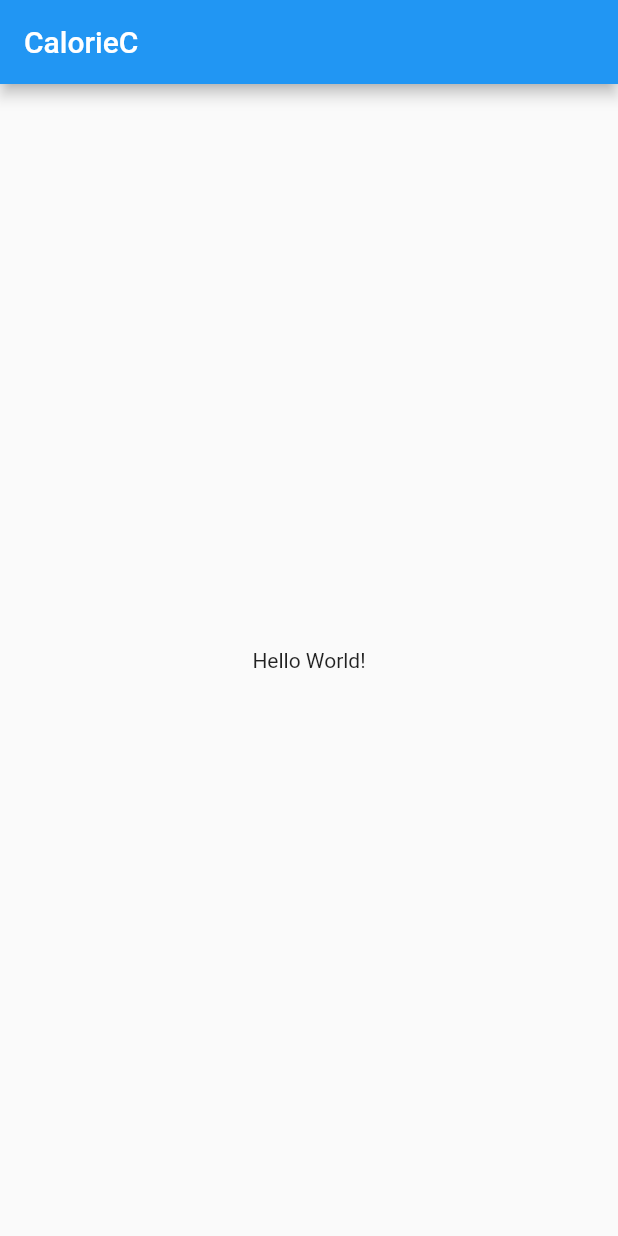
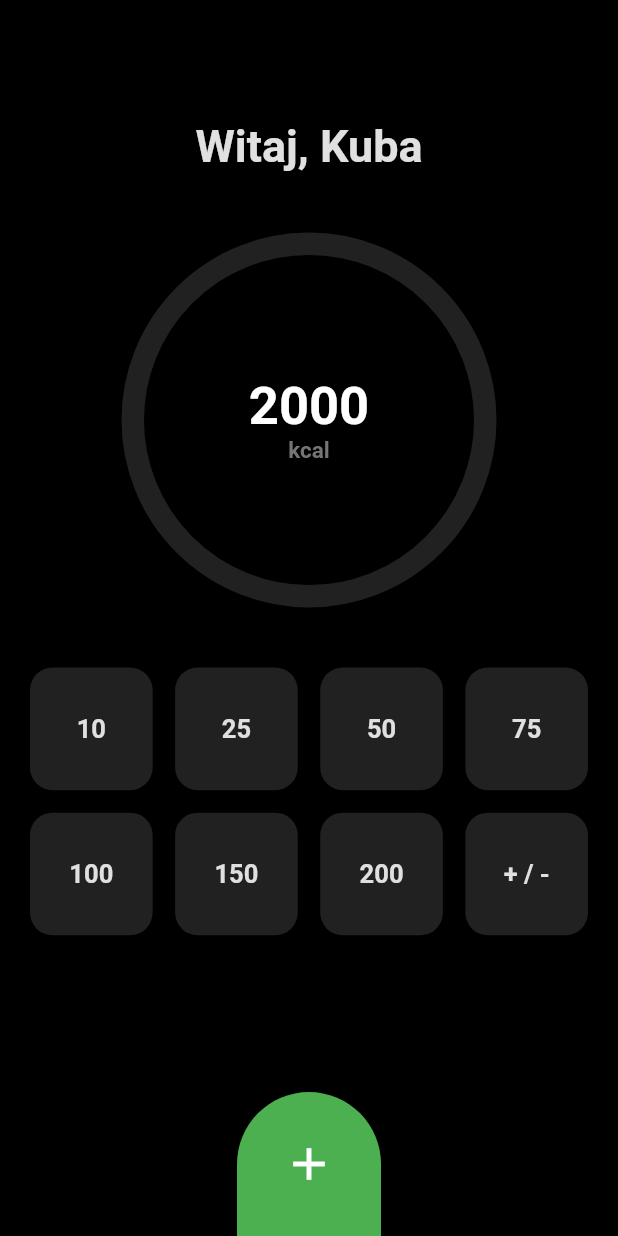
Before and after one commit to jakubjaran/caloriec, a Flutter app: the screen it shows after launch, on a phone screen of 412 x 824 dp. Run offline on Flutter 3.47's test engine with Material 2 defaults, Android fonts, the light colour scheme and no system bars; drawn by our look-alikes of percent_indicator.

Commit message:
Basic layout

```diff
--- a/lib/main.dart
+++ b/lib/main.dart
@@ -1,4 +1,5 @@
 import 'package:flutter/material.dart';
+import 'package:percent_indicator/circular_percent_indicator.dart';
 
 void main() {
   runApp(const MyApp());
@@ -8,9 +9,27 @@ class MyApp extends StatelessWidget {
   const MyApp({Key? key}) : super(key: key);
   @override
   Widget build(BuildContext context) {
-    return const MaterialApp(
+    return MaterialApp(
       title: 'CalorieC',
-      home: MyHomePage(),
+      theme: ThemeData(
+        brightness: Brightness.dark,
+        colorScheme: ColorScheme(
+          brightness: Brightness.dark,
+          primary: Colors.green,
+          secondary: Colors.green,
+          background: Colors.black,
+          surface: Colors.grey[900]!,
+          error: Colors.red,
+          onPrimary: Colors.white,
+          onSecondary: Colors.white,
+          onBackground: Colors.white,
+          onSurface: Colors.white,
+          onError: Colors.white,
+          primaryVariant: Colors.greenAccent,
+          secondaryVariant: Colors.greenAccent,
+        ),
+      ),
+      home: const MyHomePage(),
     );
   }
 }
@@ -23,14 +42,160 @@ class MyHomePage extends StatefulWidget {
 }
 
 class _MyHomePageState extends State<MyHomePage> {
+  bool _isAdding = true;
+
+  int _counterValue = 0;
+
+  final int _maxCalories = 2000;
+
+  void toggleAdding(_) {
+    setState(() {
+      _isAdding = !_isAdding;
+    });
+  }
+
+  void addCalories(int val) {
+    setState(() {
+      _isAdding ? _counterValue += val : _counterValue -= val;
+      _counterValue < 0 ? _counterValue = 0 : null;
+    });
+  }
+
   @override
   Widget build(BuildContext context) {
+    final double counterPercent = _counterValue / _maxCalories;
+
     return Scaffold(
-      appBar: AppBar(
-        title: const Text('CalorieC'),
+      backgroundColor: Theme.of(context).colorScheme.background,
+      body: Padding(
+        padding: const EdgeInsets.only(top: 80),
+        child: Center(
+          child: Column(
+            children: [
+              Text(
+                'Witaj, Kuba',
+                style: TextStyle(
+                  fontSize: 30,
+                  fontWeight: FontWeight.bold,
+                  color: Colors.grey[300],
+                ),
+              ),
+              const SizedBox(
+                height: 40,
+              ),
+              CircularPercentIndicator(
+                animation: true,
+                animationDuration: 400,
+                animateFromLastPercent: true,
+                radius: 250,
+                lineWidth: 15,
+                percent: counterPercent >= 0 && counterPercent <= 1
+                    ? counterPercent
+                    : 1,
+                progressColor:
+                    _counterValue <= _maxCalories ? Colors.green : Colors.red,
+                backgroundColor: Colors.grey[900]!,
+                center: Column(
+                  mainAxisAlignment: MainAxisAlignment.center,
+                  children: [
+                    Text(
+                      '${_maxCalories - _counterValue}',
+                      style: const TextStyle(
+                        fontSize: 35,
+                        fontWeight: FontWeight.bold,
+                      ),
+                    ),
+                    Text(
+                      'kcal',
+                      style: TextStyle(
+                        fontSize: 15,
+                        fontWeight: FontWeight.bold,
+                        color: Colors.grey[600],
+                      ),
+                    ),
+                  ],
+                ),
+              ),
+              const SizedBox(
+                height: 40,
+              ),
+              Container(
+                height: 300,
+                padding: const EdgeInsets.symmetric(horizontal: 20),
+                child: GridView(
+                  gridDelegate: const SliverGridDelegateWithFixedCrossAxisCount(
+                    crossAxisCount: 4,
+                    crossAxisSpacing: 15,
+                    mainAxisSpacing: 15,
+                  ),
+                  children: [
+                    QuickButton(10, _isAdding, addCalories),
+                    QuickButton(25, _isAdding, addCalories),
+                    QuickButton(50, _isAdding, addCalories),
+                    QuickButton(75, _isAdding, addCalories),
+                    QuickButton(100, _isAdding, addCalories),
+                    QuickButton(150, _isAdding, addCalories),
+                    QuickButton(200, _isAdding, addCalories),
+                    QuickButton(
+                      0,
+                      _isAdding,
+                      toggleAdding,
+                    ),
+                  ],
+                ),
+              )
+            ],
+          ),
+        ),
       ),
-      body: const Center(
-        child: Text('Hello World!'),
+      floatingActionButton: FloatingActionButton.large(
+        shape: const RoundedRectangleBorder(
+          borderRadius: BorderRadius.only(
+            topLeft: Radius.circular(200),
+            topRight: Radius.circular(200),
+          ),
+        ),
+        onPressed: () {},
+        child: const Icon(Icons.add),
+      ),
+      floatingActionButtonLocation: FloatingActionButtonLocation.centerDocked,
+    );
+  }
+}
+
+class QuickButton extends StatelessWidget {
+  final int value;
+  final bool isAdding;
+  final Function callback;
+
+  const QuickButton(this.value, this.isAdding, this.callback, {Key? key})
+      : super(key: key);
+
+  @override
+  Widget build(BuildContext context) {
+    return ElevatedButton(
+      onPressed: () => callback(value),
+      style: ButtonStyle(
+        backgroundColor: MaterialStateProperty.all(
+          Theme.of(context).colorScheme.surface,
+        ),
+        shape: MaterialStateProperty.all<RoundedRectangleBorder>(
+          RoundedRectangleBorder(
+            borderRadius: BorderRadius.circular(15.0),
+          ),
+        ),
+        overlayColor: MaterialStateProperty.all(
+          Theme.of(context).colorScheme.primary,
+        ),
+      ),
+      child: Text(
+        value == 0
+            ? '+ / -'
+            : isAdding
+                ? '$value'
+                : '-$value',
+        style: TextStyle(
+            fontSize: 17, fontWeight: FontWeight.bold, color: Colors.grey[300]),
       ),
     );
   }
--- a/pubspec.yaml
+++ b/pubspec.yaml
@@ -34,6 +34,7 @@ dependencies:
   # The following adds the Cupertino Icons font to your application.
   # Use with the CupertinoIcons class for iOS style icons.
   cupertino_icons: ^1.0.2
+  percent_indicator: ^3.4.0
 
 dev_dependencies:
   flutter_test:
```
Also changed, not shown: pubspec.lock.
